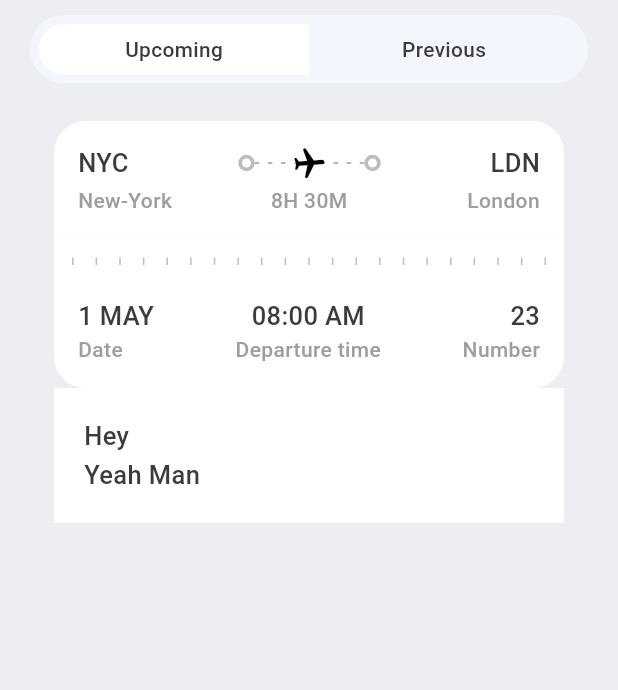
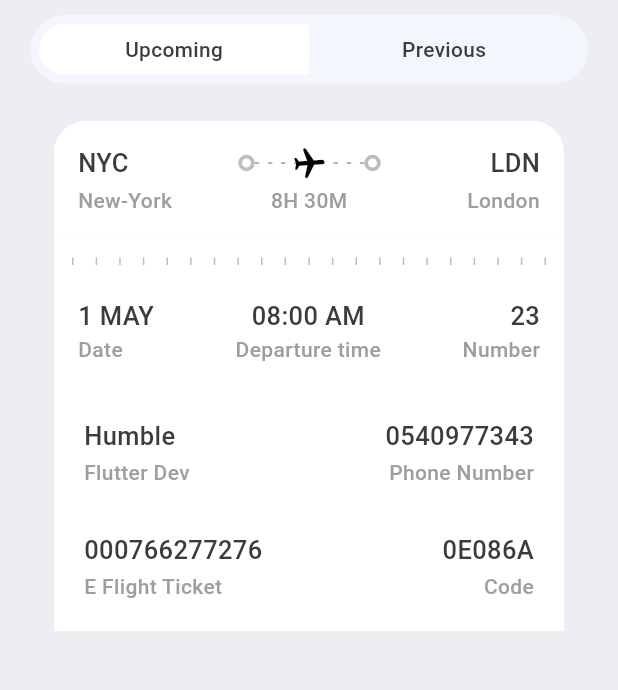
Before and after one commit to HumbleGh/tickets_app, a Flutter app: the TicketScreen screen opened directly, on a phone screen of 412 x 824 dp, the part 165-855 px from its top. Run offline on Flutter 3.47's test engine with Material 2 defaults, Android fonts, the phone set to English and light mode, and no system bars; our stand-ins replace fluentui_system_icons, gap, get.

Commit message:
minor updates

```diff
--- a/lib/widgets/ticket_widget.dart
+++ b/lib/widgets/ticket_widget.dart
@@ -173,9 +173,7 @@ class TicketMain extends StatelessWidget {
             Container(
               decoration: BoxDecoration(
                 color: isColor == null ? Styles.orangeColor : Colors.white,
-                  borderRadius: BorderRadius.only(
-                      bottomLeft: Radius.circular(AppLayout.getHeight(21)),
-                      bottomRight: Radius.circular(AppLayout.getHeight(21)))),
+              ),
               padding: EdgeInsets.only(
                   left: AppLayout.getHeight(16),
                   top: AppLayout.getWidth(10),
@@ -253,25 +251,78 @@ class TicketMain extends StatelessWidget {
                   vertical: AppLayout.getHeight(20),
                   horizontal: AppLayout.getWidth(20)),
               color: Colors.white,
-              child: Row(
+              child: Column(
+                children: [
+                  Row(
+                    mainAxisAlignment: MainAxisAlignment.spaceBetween,
                     children: [
                       Column(
                         crossAxisAlignment: CrossAxisAlignment.start,
                         children: [
                           Text(
-                        'Hey',
+                            'Humble',
                             style: Styles.headLineStyle3,
                           ),
                           Gap(AppLayout.getHeight(2)),
                           Text(
-                        'Yeah Man',
-                        style: Styles.headLineStyle3,
-                      )
-                    ],
+                            'Flutter Dev',
+                            style: Styles.headLineStyle4,
                           )
                         ],
                       ),
+                      Column(
+                        crossAxisAlignment: CrossAxisAlignment.end,
+                        children: [
+                          Text(
+                            '0540977343',
+                            style: Styles.headLineStyle3,
+                          ),
+                          Gap(AppLayout.getHeight(2)),
+                          Text(
+                            'Phone Number',
+                            style: Styles.headLineStyle4,
                           )
+                        ],
+                      ),
+                    ],
+                  ),
+                  Gap(AppLayout.getHeight(30)),
+                  Row(
+                    mainAxisAlignment: MainAxisAlignment.spaceBetween,
+                    children: [
+                      Column(
+                        crossAxisAlignment: CrossAxisAlignment.start,
+                        children: [
+                          Text(
+                            '000766277276',
+                            style: Styles.headLineStyle3,
+                          ),
+                          Gap(AppLayout.getHeight(2)),
+                          Text(
+                            'E Flight Ticket',
+                            style: Styles.headLineStyle4,
+                          )
+                        ],
+                      ),
+                      Column(
+                        crossAxisAlignment: CrossAxisAlignment.end,
+                        children: [
+                          Text(
+                            '0E086A',
+                            style: Styles.headLineStyle3,
+                          ),
+                          Gap(AppLayout.getHeight(2)),
+                          Text(
+                            'Code',
+                            style: Styles.headLineStyle4,
+                          )
+                        ],
+                      ),
+                    ],
+                  ),
+                ],
+              ),
+            ),
           ],
         ),
       ),
```
Lines whose indentation alone changed are shown as unchanged.
